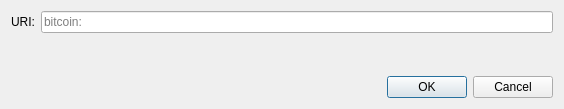
Before: the Qt Designer form src/qt/forms/openuridialog.ui in MicroBitcoinOrg/MicroBitcoin, drawn with Qt 5.
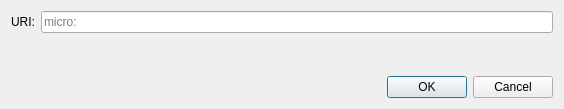
After: the same form once the commit is applied. Custom widgets are drawn as their Qt base class.

Commit message: update: Backport MicroBitcoin

Diff of the .ui file:
```diff
--- a/src/qt/forms/openuridialog.ui
+++ b/src/qt/forms/openuridialog.ui
@@ -26,7 +26,7 @@
      <item>
       <widget class="QValidatedLineEdit" name="uriEdit">
        <property name="placeholderText">
-        <string notr="true">bitcoin:</string>
+        <string notr="true">micro:</string>
        </property>
       </widget>
      </item>
```
Left out of the diff: 2 changed lines with no effect on the pictures. The commit also changes 1281 other files.
